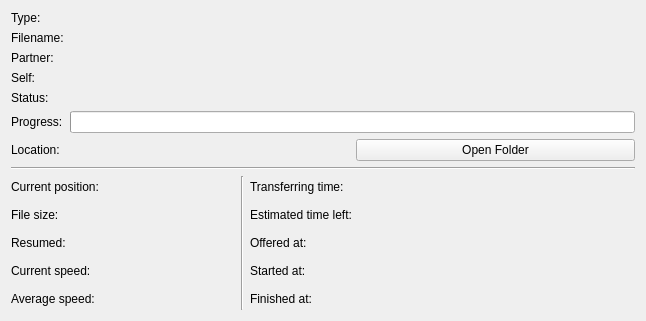
KDE/konversation, file src/dcc/transferdetailedinfopanelui.ui: the form before one commit.
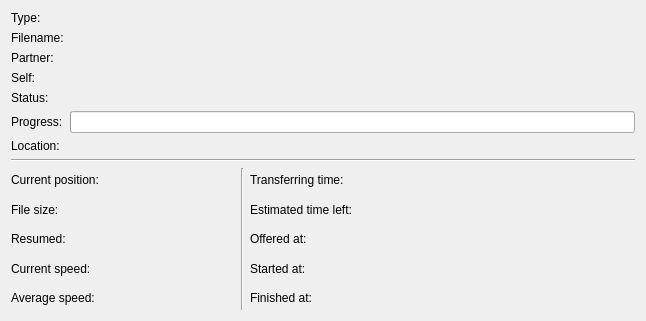
The form after the commit. Custom widgets are drawn as their Qt base class.

Commit message: Now we use kurlrequester

The edit to the form file:
```diff
--- a/src/dcc/transferdetailedinfopanelui.ui
+++ b/src/dcc/transferdetailedinfopanelui.ui
@@ -124,16 +124,6 @@
        <item>
         <widget class="KUrlRequester" name="m_urlreqLocation" />
        </item>
-       <item>
-        <widget class="QPushButton" name="m_buttonOpenFolder" >
-         <property name="text" >
-          <string>Open Folder</string>
-         </property>
-         <property name="shortcut" >
-          <string/>
-         </property>
-        </widget>
-       </item>
       </layout>
      </item>
      <item row="3" column="1" >
```
The commit also changes 1 other file.
